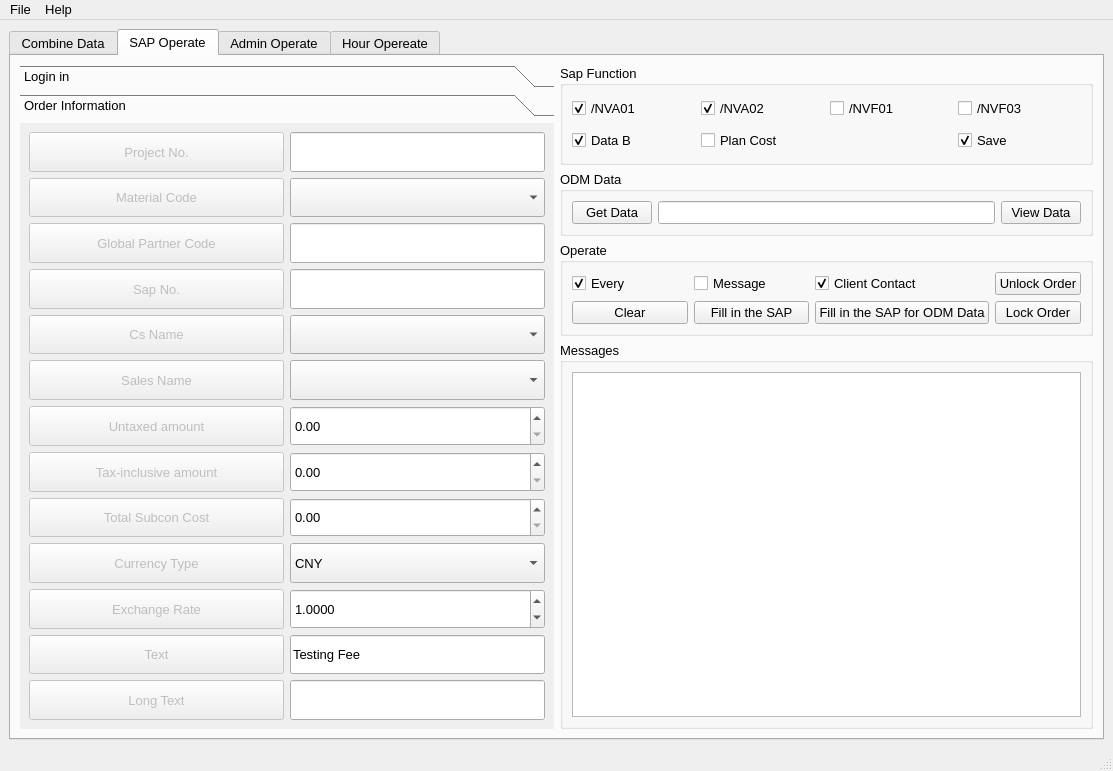
Before: the Qt Designer form Sap_Operate_Ui.ui in chen-huai/Sap_Operation_HDL, drawn with Qt 5.
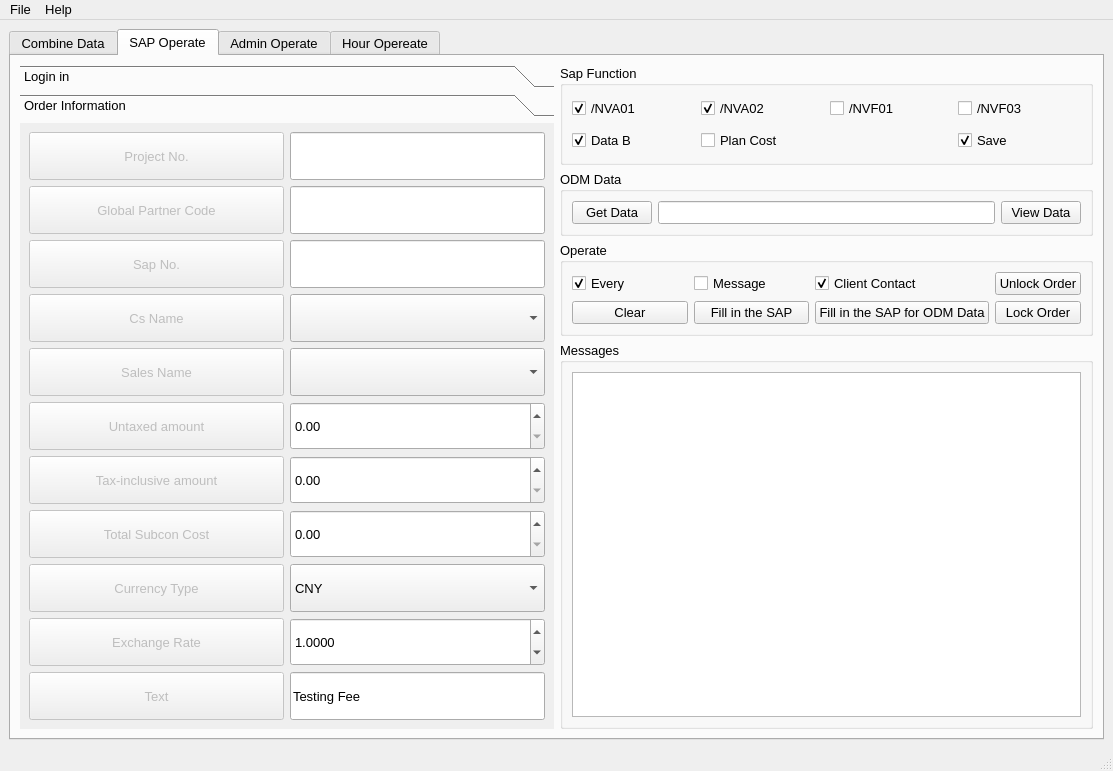
After: the same form once the commit is applied. The open tabs and pages were chosen to show the change. Icons and pictures are not drawn.

Commit message:
refactor(gui): 重构GUI界面和数据绑定逻辑
- 移除comboBox_4控件并更新相关初始化代码
- 将materialCode从comboBox_4.currentText()改为动态属性current_material_code
- 将longText从lineEdit_4.text()改为动态属性current_long_text
- 重新排列页面布局中的控件位置和索引
- 更新工具箱默认显示页面为索引1
- 清理不再使用的按钮和组合框的翻译文本设置

Patch:
```diff
--- a/Sap_Operate_Ui.ui
+++ b/Sap_Operate_Ui.ui
@@ -1217,283 +1217,7 @@
             <string>Order Information</string>
            </attribute>
            <layout class="QGridLayout" name="gridLayout">
-            <item row="0" column="0">
-             <widget class="QPushButton" name="pushButton_2">
-              <property name="enabled">
-               <bool>false</bool>
-              </property>
-              <property name="sizePolicy">
-               <sizepolicy hsizetype="Expanding" vsizetype="Expanding">
-                <horstretch>0</horstretch>
-                <verstretch>0</verstretch>
-               </sizepolicy>
-              </property>
-              <property name="font">
-               <font>
-                <pointsize>10</pointsize>
-               </font>
-              </property>
-              <property name="text">
-               <string>Project No.</string>
-              </property>
-             </widget>
-            </item>
-            <item row="0" column="1">
-             <widget class="QLineEdit" name="lineEdit_2">
-              <property name="sizePolicy">
-               <sizepolicy hsizetype="Expanding" vsizetype="Expanding">
-                <horstretch>0</horstretch>
-                <verstretch>0</verstretch>
-               </sizepolicy>
-              </property>
-              <property name="font">
-               <font>
-                <pointsize>10</pointsize>
-               </font>
-              </property>
-              <property name="statusTip">
-               <string>必填项</string>
-              </property>
-             </widget>
-            </item>
-            <item row="1" column="0">
-             <widget class="QPushButton" name="pushButton_3">
-              <property name="enabled">
-               <bool>false</bool>
-              </property>
-              <property name="sizePolicy">
-               <sizepolicy hsizetype="Expanding" vsizetype="Expanding">
-                <horstretch>0</horstretch>
-                <verstretch>0</verstretch>
-               </sizepolicy>
-              </property>
-              <property name="font">
-               <font>
-                <pointsize>10</pointsize>
-               </font>
-              </property>
-              <property name="text">
-               <string>Material Code</string>
-              </property>
-             </widget>
-            </item>
-            <item row="1" column="1">
-             <widget class="QComboBox" name="comboBox_4">
-              <property name="sizePolicy">
-               <sizepolicy hsizetype="Expanding" vsizetype="Expanding">
-                <horstretch>0</horstretch>
-                <verstretch>0</verstretch>
-               </sizepolicy>
-              </property>
-              <property name="statusTip">
-               <string>必填项</string>
-              </property>
-              <item>
-               <property name="text">
-                <string/>
-               </property>
-              </item>
-              <item>
-               <property name="text">
-                <string>T75-441-A2</string>
-               </property>
-              </item>
-              <item>
-               <property name="text">
-                <string>T75-405-A2</string>
-               </property>
-              </item>
-              <item>
-               <property name="text">
-                <string>T20-441-00</string>
-               </property>
-              </item>
-              <item>
-               <property name="text">
-                <string>T20-405-00</string>
-               </property>
-              </item>
-              <item>
-               <property name="text">
-                <string>T75-441-00</string>
-               </property>
-              </item>
-              <item>
-               <property name="text">
-                <string>T75-405-00</string>
-               </property>
-              </item>
-              <item>
-               <property name="text">
-                <string>T75-441-D3</string>
-               </property>
-              </item>
-              <item>
-               <property name="text">
-                <string>T75-405-D3</string>
-               </property>
-              </item>
-              <item>
-               <property name="text">
-                <string>S11-441-10</string>
-               </property>
-              </item>
-              <item>
-               <property name="text">
-                <string>S11-405-10</string>
-               </property>
-              </item>
-             </widget>
-            </item>
-            <item row="2" column="0">
-             <widget class="QPushButton" name="pushButton_6">
-              <property name="enabled">
-               <bool>false</bool>
-              </property>
-              <property name="sizePolicy">
-               <sizepolicy hsizetype="Expanding" vsizetype="Expanding">
-                <horstretch>0</horstretch>
-                <verstretch>0</verstretch>
-               </sizepolicy>
-              </property>
-              <property name="font">
-               <font>
-                <pointsize>10</pointsize>
-               </font>
-              </property>
-              <property name="text">
-               <string>Global Partner Code</string>
-              </property>
-             </widget>
-            </item>
-            <item row="2" column="1">
-             <widget class="QLineEdit" name="lineEdit_3">
-              <property name="sizePolicy">
-               <sizepolicy hsizetype="Expanding" vsizetype="Expanding">
-                <horstretch>0</horstretch>
-                <verstretch>0</verstretch>
-               </sizepolicy>
-              </property>
-              <property name="font">
-               <font>
-                <pointsize>10</pointsize>
-               </font>
-              </property>
-              <property name="statusTip">
-               <string>必填项</string>
-              </property>
-             </widget>
-            </item>
-            <item row="3" column="0">
-             <widget class="QPushButton" name="pushButton">
-              <property name="enabled">
-               <bool>false</bool>
-              </property>
-              <property name="sizePolicy">
-               <sizepolicy hsizetype="Expanding" vsizetype="Expanding">
-                <horstretch>0</horstretch>
-                <verstretch>0</verstretch>
-               </sizepolicy>
-              </property>
-              <property name="font">
-               <font>
-                <pointsize>10</pointsize>
-               </font>
-              </property>
-              <property name="text">
-               <string>Sap No.</string>
-              </property>
-             </widget>
-            </item>
-            <item row="3" column="1">
-             <widget class="QLineEdit" name="lineEdit">
-              <property name="sizePolicy">
-               <sizepolicy hsizetype="Expanding" vsizetype="Expanding">
-                <horstretch>0</horstretch>
-                <verstretch>0</verstretch>
-               </sizepolicy>
-              </property>
-              <property name="font">
-               <font>
-                <pointsize>10</pointsize>
-               </font>
-              </property>
-              <property name="statusTip">
-               <string>必填项</string>
-              </property>
-             </widget>
-            </item>
-            <item row="4" column="0">
-             <widget class="QPushButton" name="pushButton_7">
-              <property name="enabled">
-               <bool>false</bool>
-              </property>
-              <property name="sizePolicy">
-               <sizepolicy hsizetype="Expanding" vsizetype="Expanding">
-                <horstretch>0</horstretch>
-                <verstretch>0</verstretch>
-               </sizepolicy>
-              </property>
-              <property name="font">
-               <font>
-                <pointsize>10</pointsize>
-               </font>
-              </property>
-              <property name="text">
-               <string>Cs Name</string>
-              </property>
-             </widget>
-            </item>
             <item row="4" column="1">
-             <widget class="QComboBox" name="comboBox_2">
-              <property name="sizePolicy">
-               <sizepolicy hsizetype="Expanding" vsizetype="Expanding">
-                <horstretch>0</horstretch>
-                <verstretch>0</verstretch>
-               </sizepolicy>
-              </property>
-              <property name="font">
-               <font>
-                <pointsize>10</pointsize>
-               </font>
-              </property>
-              <property name="statusTip">
-               <string>必填项</string>
-              </property>
-              <item>
-               <property name="text">
-                <string/>
-               </property>
-              </item>
-              <item>
-               <property name="text">
-                <string/>
-               </property>
-              </item>
-             </widget>
-            </item>
-            <item row="5" column="0">
-             <widget class="QPushButton" name="pushButton_8">
-              <property name="enabled">
-               <bool>false</bool>
-              </property>
-              <property name="sizePolicy">
-               <sizepolicy hsizetype="Expanding" vsizetype="Expanding">
-                <horstretch>0</horstretch>
-                <verstretch>0</verstretch>
-               </sizepolicy>
-              </property>
-              <property name="font">
-               <font>
-                <pointsize>10</pointsize>
-               </font>
-              </property>
-              <property name="text">
-               <string>Sales Name</string>
-              </property>
-             </widget>
-            </item>
-            <item row="5" column="1">
              <widget class="QComboBox" name="comboBox_3">
               <property name="sizePolicy">
                <sizepolicy hsizetype="Expanding" vsizetype="Expanding">
@@ -1511,7 +1235,7 @@
               </property>
              </widget>
             </item>
-            <item row="6" column="0">
+            <item row="5" column="0">
              <widget class="QPushButton" name="pushButton_9">
               <property name="enabled">
                <bool>false</bool>
@@ -1532,8 +1256,11 @@
               </property>
              </widget>
             </item>
-            <item row="6" column="1">
-             <widget class="QDoubleSpinBox" name="doubleSpinBox_2">
+            <item row="3" column="0">
+             <widget class="QPushButton" name="pushButton_7">
+              <property name="enabled">
+               <bool>false</bool>
+              </property>
               <property name="sizePolicy">
                <sizepolicy hsizetype="Expanding" vsizetype="Expanding">
                 <horstretch>0</horstretch>
@@ -1545,15 +1272,12 @@
                 <pointsize>10</pointsize>
                </font>
               </property>
-              <property name="statusTip">
-               <string>必填项</string>
-              </property>
-              <property name="maximum">
-               <double>999999999.990000009536743</double>
+              <property name="text">
+               <string>Cs Name</string>
               </property>
              </widget>
             </item>
-            <item row="7" column="0">
+            <item row="6" column="0">
              <widget class="QPushButton" name="pushButton_13">
               <property name="enabled">
                <bool>false</bool>
@@ -1569,24 +1293,8 @@
               </property>
              </widget>
             </item>
-            <item row="7" column="1">
-             <widget class="QDoubleSpinBox" name="doubleSpinBox_4">
-              <property name="sizePolicy">
-               <sizepolicy hsizetype="Expanding" vsizetype="Expanding">
-                <horstretch>0</horstretch>
-                <verstretch>0</verstretch>
-               </sizepolicy>
-              </property>
-              <property name="statusTip">
-               <string>加税后价格，用于判断与Sap数据是否一致</string>
-              </property>
-              <property name="maximum">
-               <double>9999999999999.000000000000000</double>
-              </property>
-             </widget>
-            </item>
-            <item row="8" column="0">
-             <widget class="QPushButton" name="pushButton_10">
+            <item row="2" column="0">
+             <widget class="QPushButton" name="pushButton">
               <property name="enabled">
                <bool>false</bool>
               </property>
@@ -1602,53 +1310,32 @@
                </font>
               </property>
               <property name="text">
-               <string>Total Subcon Cost</string>
+               <string>Sap No.</string>
+              </property>
+             </widget>
+            </item>
+            <item row="5" column="1">
+             <widget class="QDoubleSpinBox" name="doubleSpinBox_2">
+              <property name="sizePolicy">
+               <sizepolicy hsizetype="Expanding" vsizetype="Expanding">
+                <horstretch>0</horstretch>
+                <verstretch>0</verstretch>
+               </sizepolicy>
+              </property>
+              <property name="font">
+               <font>
+                <pointsize>10</pointsize>
+               </font>
+              </property>
+              <property name="statusTip">
+               <string>必填项</string>
+              </property>
+              <property name="maximum">
+               <double>999999999.990000009536743</double>
               </property>
              </widget>
             </item>
             <item row="8" column="1">
-             <widget class="QDoubleSpinBox" name="doubleSpinBox_3">
-              <property name="sizePolicy">
-               <sizepolicy hsizetype="Expanding" vsizetype="Expanding">
-                <horstretch>0</horstretch>
-                <verstretch>0</verstretch>
-               </sizepolicy>
-              </property>
-              <property name="font">
-               <font>
-                <pointsize>10</pointsize>
-               </font>
-              </property>
-              <property name="statusTip">
-               <string>所有成本</string>
-              </property>
-              <property name="maximum">
-               <double>999999999.990000009536743</double>
-              </property>
-             </widget>
-            </item>
-            <item row="9" column="0">
-             <widget class="QPushButton" name="pushButton_4">
-              <property name="enabled">
-               <bool>false</bool>
-              </property>
-              <property name="sizePolicy">
-               <sizepolicy hsizetype="Expanding" vsizetype="Expanding">
-                <horstretch>0</horstretch>
-                <verstretch>0</verstretch>
-               </sizepolicy>
-              </property>
-              <property name="font">
-               <font>
-                <pointsize>10</pointsize>
-               </font>
-              </property>
-              <property name="text">
-               <string>Currency Type</string>
-              </property>
-             </widget>
-            </item>
-            <item row="9" column="1">
              <widget class="QComboBox" name="comboBox">
               <property name="sizePolicy">
                <sizepolicy hsizetype="Expanding" vsizetype="Expanding">
@@ -1691,7 +1378,7 @@
               </item>
              </widget>
             </item>
-            <item row="10" column="0">
+            <item row="9" column="0">
              <widget class="QPushButton" name="pushButton_5">
               <property name="enabled">
                <bool>false</bool>
@@ -1712,7 +1399,193 @@
               </property>
              </widget>
             </item>
+            <item row="0" column="0">
+             <widget class="QPushButton" name="pushButton_2">
+              <property name="enabled">
+               <bool>false</bool>
+              </property>
+              <property name="sizePolicy">
+               <sizepolicy hsizetype="Expanding" vsizetype="Expanding">
+                <horstretch>0</horstretch>
+                <verstretch>0</verstretch>
+               </sizepolicy>
+              </property>
+              <property name="font">
+               <font>
+                <pointsize>10</pointsize>
+               </font>
+              </property>
+              <property name="text">
+               <string>Project No.</string>
+              </property>
+             </widget>
+            </item>
+            <item row="1" column="1">
+             <widget class="QLineEdit" name="lineEdit_3">
+              <property name="sizePolicy">
+               <sizepolicy hsizetype="Expanding" vsizetype="Expanding">
+                <horstretch>0</horstretch>
+                <verstretch>0</verstretch>
+               </sizepolicy>
+              </property>
+              <property name="font">
+               <font>
+                <pointsize>10</pointsize>
+               </font>
+              </property>
+              <property name="statusTip">
+               <string>必填项</string>
+              </property>
+             </widget>
+            </item>
+            <item row="1" column="0">
+             <widget class="QPushButton" name="pushButton_6">
+              <property name="enabled">
+               <bool>false</bool>
+              </property>
+              <property name="sizePolicy">
+               <sizepolicy hsizetype="Expanding" vsizetype="Expanding">
+                <horstretch>0</horstretch>
+                <verstretch>0</verstretch>
+               </sizepolicy>
+              </property>
+              <property name="font">
+               <font>
+                <pointsize>10</pointsize>
+               </font>
+              </property>
+              <property name="text">
+               <string>Global Partner Code</string>
+              </property>
+             </widget>
+            </item>
+            <item row="2" column="1">
+             <widget class="QLineEdit" name="lineEdit">
+              <property name="sizePolicy">
+               <sizepolicy hsizetype="Expanding" vsizetype="Expanding">
+                <horstretch>0</horstretch>
+                <verstretch>0</verstretch>
+               </sizepolicy>
+              </property>
+              <property name="font">
+               <font>
+                <pointsize>10</pointsize>
+               </font>
+              </property>
+              <property name="statusTip">
+               <string>必填项</string>
+              </property>
+             </widget>
+            </item>
+            <item row="10" column="0">
+             <widget class="QPushButton" name="pushButton_14">
+              <property name="enabled">
+               <bool>false</bool>
+              </property>
+              <property name="sizePolicy">
+               <sizepolicy hsizetype="Expanding" vsizetype="Expanding">
+                <horstretch>0</horstretch>
+                <verstretch>0</verstretch>
+               </sizepolicy>
+              </property>
+              <property name="text">
+               <string>Text</string>
+              </property>
+             </widget>
+            </item>
+            <item row="0" column="1">
+             <widget class="QLineEdit" name="lineEdit_2">
+              <property name="sizePolicy">
+               <sizepolicy hsizetype="Expanding" vsizetype="Expanding">
+                <horstretch>0</horstretch>
+                <verstretch>0</verstretch>
+               </sizepolicy>
+              </property>
+              <property name="font">
+               <font>
+                <pointsize>10</pointsize>
+               </font>
+              </property>
+              <property name="statusTip">
+               <string>必填项</string>
+              </property>
+             </widget>
+            </item>
+            <item row="8" column="0">
+             <widget class="QPushButton" name="pushButton_4">
+              <property name="enabled">
+               <bool>false</bool>
+              </property>
+              <property name="sizePolicy">
+               <sizepolicy hsizetype="Expanding" vsizetype="Expanding">
+                <horstretch>0</horstretch>
+                <verstretch>0</verstretch>
+               </sizepolicy>
+              </property>
+              <property name="font">
+               <font>
+                <pointsize>10</pointsize>
+               </font>
+              </property>
+              <property name="text">
+               <string>Currency Type</string>
+              </property>
+             </widget>
+            </item>
             <item row="10" column="1">
+             <widget class="QLineEdit" name="lineEdit_5">
+              <property name="sizePolicy">
+               <sizepolicy hsizetype="Expanding" vsizetype="Expanding">
+                <horstretch>0</horstretch>
+                <verstretch>0</verstretch>
+               </sizepolicy>
+              </property>
+              <property name="statusTip">
+               <string>售达方文本</string>
+              </property>
+              <property name="text">
+               <string>Testing Fee</string>
+              </property>
+             </widget>
+            </item>
+            <item row="4" column="0">
+             <widget class="QPushButton" name="pushButton_8">
+              <property name="enabled">
+               <bool>false</bool>
+              </property>
+              <property name="sizePolicy">
+               <sizepolicy hsizetype="Expanding" vsizetype="Expanding">
+                <horstretch>0</horstretch>
+                <verstretch>0</verstretch>
+               </sizepolicy>
+              </property>
+              <property name="font">
+               <font>
+                <pointsize>10</pointsize>
+               </font>
+              </property>
+              <property name="text">
+               <string>Sales Name</string>
+              </property>
+             </widget>
+            </item>
+            <item row="6" column="1">
+             <widget class="QDoubleSpinBox" name="doubleSpinBox_4">
+              <property name="sizePolicy">
+               <sizepolicy hsizetype="Expanding" vsizetype="Expanding">
+                <horstretch>0</horstretch>
+                <verstretch>0</verstretch>
+               </sizepolicy>
+              </property>
+              <property name="statusTip">
+               <string>加税后价格，用于判断与Sap数据是否一致</string>
+              </property>
+              <property name="maximum">
+               <double>9999999999999.000000000000000</double>
+              </property>
+             </widget>
+            </item>
+            <item row="9" column="1">
              <widget class="QDoubleSpinBox" name="doubleSpinBox">
               <property name="sizePolicy">
                <sizepolicy hsizetype="Expanding" vsizetype="Expanding">
@@ -1739,40 +1612,57 @@
               </property>
              </widget>
             </item>
-            <item row="11" column="0">
-             <widget class="QPushButton" name="pushButton_14">
-              <property name="enabled">
-               <bool>false</bool>
-              </property>
+            <item row="3" column="1">
+             <widget class="QComboBox" name="comboBox_2">
               <property name="sizePolicy">
                <sizepolicy hsizetype="Expanding" vsizetype="Expanding">
                 <horstretch>0</horstretch>
                 <verstretch>0</verstretch>
                </sizepolicy>
               </property>
-              <property name="text">
-               <string>Text</string>
+              <property name="font">
+               <font>
+                <pointsize>10</pointsize>
+               </font>
               </property>
+              <property name="statusTip">
+               <string>必填项</string>
+              </property>
+              <item>
+               <property name="text">
+                <string/>
+               </property>
+              </item>
+              <item>
+               <property name="text">
+                <string/>
+               </property>
+              </item>
              </widget>
             </item>
-            <item row="11" column="1">
-             <widget class="QLineEdit" name="lineEdit_5">
+            <item row="7" column="1">
+             <widget class="QDoubleSpinBox" name="doubleSpinBox_3">
               <property name="sizePolicy">
                <sizepolicy hsizetype="Expanding" vsizetype="Expanding">
                 <horstretch>0</horstretch>
                 <verstretch>0</verstretch>
                </sizepolicy>
               </property>
+              <property name="font">
+               <font>
+                <pointsize>10</pointsize>
+               </font>
+              </property>
               <property name="statusTip">
                <string>售达方文本</string>
               </property>
-              <property name="text">
-               <string>Testing Fee</string>
+              <property name="maximum">
+               <double>999999999.990000009536743</double>
               </property>
              </widget>
             </item>
-            <item row="12" column="0">
-             <widget class="QPushButton" name="pushButton_15">
+            <item row="7" column="0">
+             <widget class="QPushButton" name="pushButton_10">
               <property name="enabled">
                <bool>false</bool>
               </property>
@@ -1782,21 +1672,13 @@
                 <verstretch>0</verstretch>
                </sizepolicy>
               </property>
-              <property name="text">
-               <string>Long Text</string>
+              <property name="font">
+               <font>
+                <pointsize>10</pointsize>
+               </font>
               </property>
-             </widget>
-            </item>
-            <item row="12" column="1">
-             <widget class="QLineEdit" name="lineEdit_4">
-              <property name="sizePolicy">
-               <sizepolicy hsizetype="Expanding" vsizetype="Expanding">
-                <horstretch>0</horstretch>
-                <verstretch>0</verstretch>
-               </sizepolicy>
-              </property>
-              <property name="statusTip">
-               <string>Item文本</string>
+              <property name="text">
+               <string>Total Subcon Cost</string>
               </property>
              </widget>
             </item>
```
Left out of the diff: 4 changed lines with no effect on the pictures. The commit also changes 3 other files.
